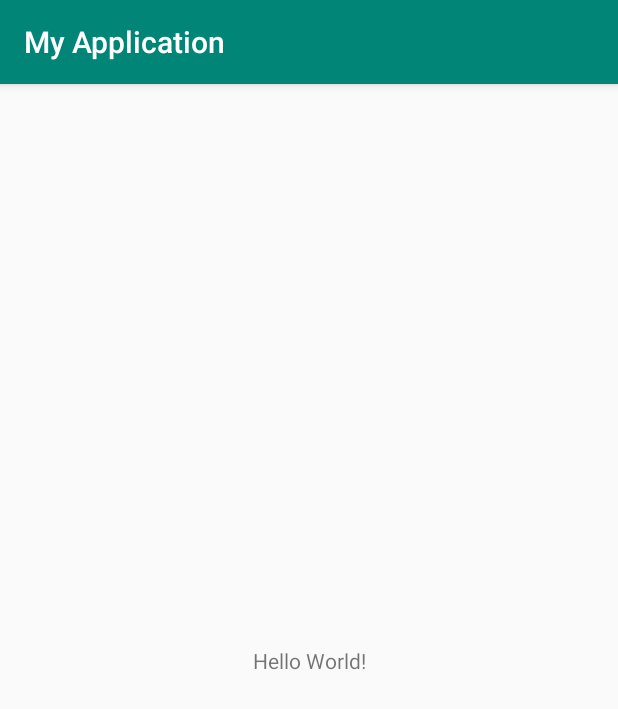
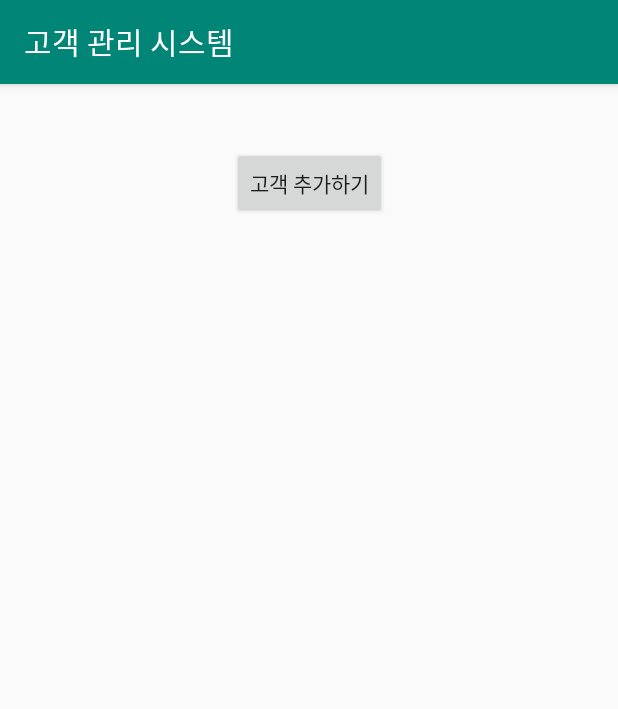
Before and after one commit to qufwnfahs/Practice-Android-Programming, an Android app: the screen it shows after launch (MainActivity), on a phone screen of 412 x 824 dp. Shown: the top 709 px of the screen. Run offline under Robolectric (Android 15) with nearby library versions, the phone set to English and light mode, and no system bars.

Commit message:
Add Strings & RecylcerView Library & Design Component

```diff
--- a/android-cmm-app/app/build.gradle
+++ b/android-cmm-app/app/build.gradle
@@ -32,4 +32,5 @@ dependencies {
     testImplementation 'junit:junit:4.12'
     androidTestImplementation 'androidx.test:runner:1.2.0'
     androidTestImplementation 'androidx.test.espresso:espresso-core:3.2.0'
+    implementation 'androidx.recyclerview:recyclerview:1.0.0'
 }
--- a/android-cmm-app/app/src/main/res/layout/activity_main.xml
+++ b/android-cmm-app/app/src/main/res/layout/activity_main.xml
@@ -6,14 +6,20 @@
         android:layout_width="match_parent"
         android:layout_height="match_parent"
         tools:context=".MainActivity">
-
-    <TextView
+    <Button
+            android:text="@string/button_add_customer_name"
             android:layout_width="wrap_content"
             android:layout_height="wrap_content"
-            android:text="Hello World!"
-            app:layout_constraintBottom_toBottomOf="parent"
-            app:layout_constraintLeft_toLeftOf="parent"
-            app:layout_constraintRight_toRightOf="parent"
-            app:layout_constraintTop_toTopOf="parent"/>
-
+            android:id="@+id/button_add_customer" android:layout_marginTop="42dp"
+            android:layout_marginBottom="8dp" app:layout_constraintEnd_toEndOf="parent"
+            app:layout_constraintBottom_toTopOf="@+id/recyclerView2" app:layout_constraintTop_toTopOf="parent"
+            app:layout_constraintStart_toStartOf="parent"/>
+    <androidx.recyclerview.widget.RecyclerView
+            android:layout_width="0dp"
+            android:layout_height="0dp"
+            android:id="@+id/recyclerView2" app:layout_constraintTop_toBottomOf="@+id/button_add_customer"
+            android:layout_marginBottom="8dp" app:layout_constraintEnd_toEndOf="parent"
+            app:layout_constraintStart_toStartOf="parent" android:layout_marginLeft="8dp"
+            app:layout_constraintBottom_toBottomOf="parent" android:layout_marginStart="8dp"
+            android:layout_marginEnd="8dp" android:layout_marginRight="8dp"/>
 </androidx.constraintlayout.widget.ConstraintLayout>
--- a/android-cmm-app/app/src/main/res/values/strings.xml
+++ b/android-cmm-app/app/src/main/res/values/strings.xml
@@ -1,3 +1,4 @@
 <resources>
-    <string name="app_name">My Application</string>
+    <string name="app_name">고객 관리 시스템</string>
+    <string name="button_add_customer_name">고객 추가하기</string>
 </resources>
```
